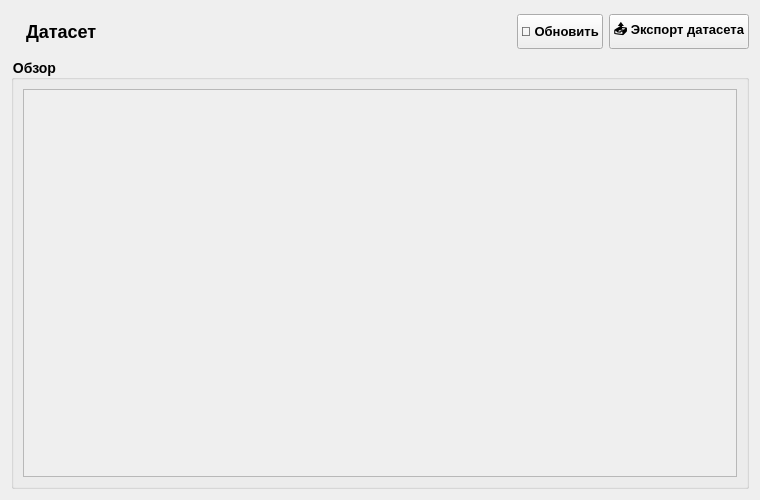
Before: the Qt Designer form src/uis/tabs/dataset_tab.ui in b1t0nese/MacLearn, drawn with Qt 5.
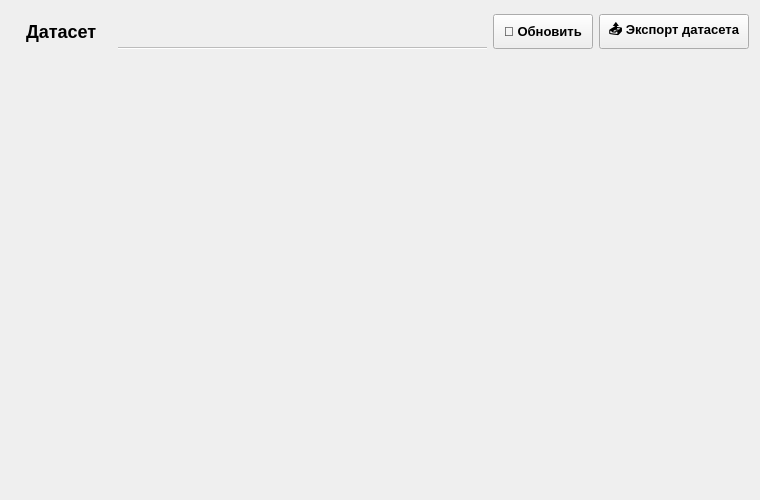
After: the same form once the commit is applied.

What changed in the file:
```diff
--- a/src/uis/tabs/dataset_tab.ui
+++ b/src/uis/tabs/dataset_tab.ui
@@ -24,23 +24,47 @@
       </widget>
      </item>
      <item>
-      <spacer name="horizontalSpacer">
-       <property name="orientation">
-        <enum>Qt::Horizontal</enum>
+      <widget class="QTabBar" name="tab_bar">
+       <property name="sizePolicy">
+        <sizepolicy hsizetype="Expanding" vsizetype="Fixed">
+         <horstretch>1</horstretch>
+         <verstretch>0</verstretch>
+        </sizepolicy>
        </property>
-       <property name="sizeHint" stdset="0">
+       <property name="minimumSize">
         <size>
-         <width>40</width>
-         <height>20</height>
+         <width>0</width>
+         <height>35</height>
         </size>
        </property>
-      </spacer>
+       <property name="currentIndex">
+        <number>0</number>
+       </property>
+       <property name="tabsClosable">
+        <bool>false</bool>
+       </property>
+       <property name="styleSheet">
+        <string notr="true">QTabBar::tab { padding: 8px 16px; margin-right: 2px; }</string>
+       </property>
+      </widget>
      </item>
      <item>
       <widget class="QPushButton" name="btn_update_dataset">
+       <property name="sizePolicy">
+        <sizepolicy hsizetype="Fixed" vsizetype="Fixed">
+         <horstretch>0</horstretch>
+         <verstretch>0</verstretch>
+        </sizepolicy>
+       </property>
        <property name="minimumSize">
         <size>
-         <width>0</width>
+         <width>100</width>
+         <height>35</height>
+        </size>
+       </property>
+       <property name="maximumSize">
+        <size>
+         <width>100</width>
          <height>35</height>
         </size>
        </property>
@@ -54,9 +78,21 @@
      </item>
      <item>
       <widget class="QPushButton" name="btn_export_dataset">
+       <property name="sizePolicy">
+        <sizepolicy hsizetype="Fixed" vsizetype="Fixed">
+         <horstretch>0</horstretch>
+         <verstretch>0</verstretch>
+        </sizepolicy>
+       </property>
        <property name="minimumSize">
         <size>
-         <width>0</width>
+         <width>150</width>
+         <height>35</height>
+        </size>
+       </property>
+       <property name="maximumSize">
+        <size>
+         <width>150</width>
          <height>35</height>
         </size>
        </property>
@@ -71,39 +107,8 @@
     </layout>
    </item>
    <item>
-    <widget class="QGroupBox" name="overview_group">
-     <property name="styleSheet">
-      <string notr="true">QGroupBox { font-size: 14px; font-weight: bold; }</string>
-     </property>
-     <property name="title">
-      <string>Обзор</string>
-     </property>
-     <layout class="QVBoxLayout" name="verticalLayout_3">
-      <item>
-       <widget class="QScrollArea" name="overview_scroll_area">
-        <property name="verticalScrollBarPolicy">
-         <enum>Qt::ScrollBarAsNeeded</enum>
-        </property>
-        <property name="horizontalScrollBarPolicy">
-         <enum>Qt::ScrollBarAsNeeded</enum>
-        </property>
-        <property name="widgetResizable">
-         <bool>true</bool>
-        </property>
-        <widget class="QWidget" name="overview_scroll_content">
-         <property name="geometry">
-          <rect>
-           <x>0</x>
-           <y>0</y>
-           <width>720</width>
-           <height>420</height>
-          </rect>
-         </property>
-         <layout class="QVBoxLayout" name="overview_vertical_layout"/>
-        </widget>
-       </widget>
-      </item>
-     </layout>
+    <widget class="QWidget" name="content_widget">
+     <layout class="QVBoxLayout" name="content_layout"/>
     </widget>
    </item>
   </layout>
```
Left out of the diff: 6 changed lines with no effect on the pictures.
